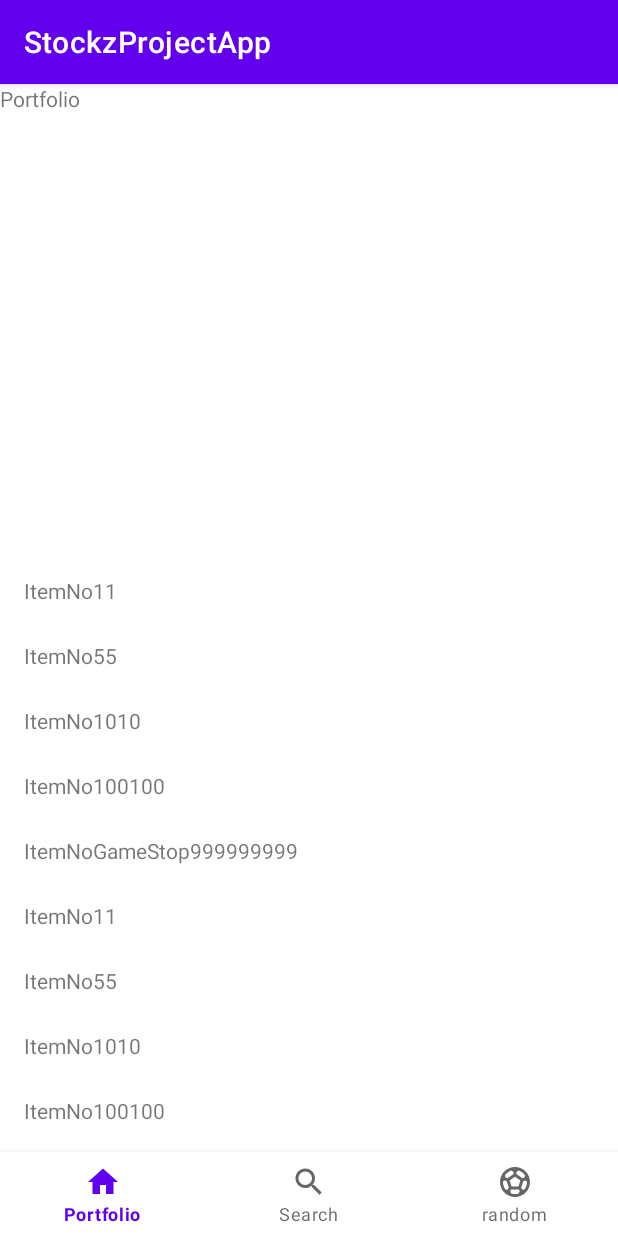
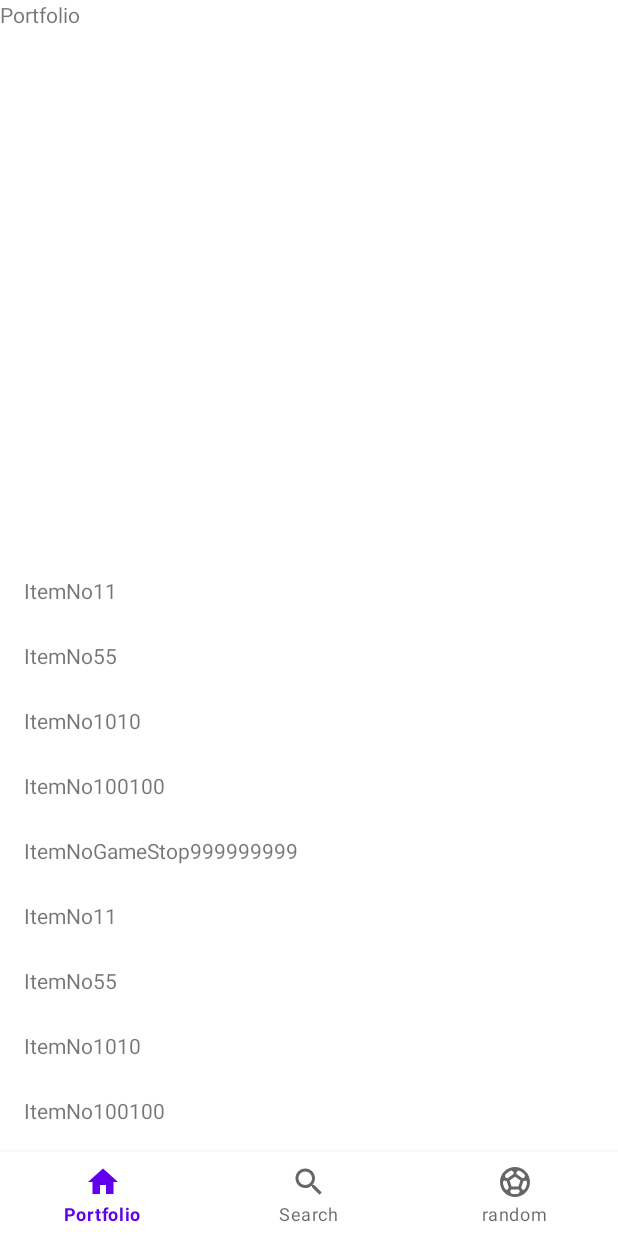
Before and after one commit to nicobah/StockzProject, an Android app: the screen it shows after launch (MainActivity), on a phone screen of 412 x 824 dp. Run offline under Robolectric (Android 15) with nearby library versions, the phone set to English and light mode, and no system bars; our stand-ins replace data binding.

Commit message:
removed actionbar and fixed binding in adapter

```diff
--- a/StockzProjectApp/app/src/main/java/com/example/stockzprojectapp/MarketAdapter.kt
+++ b/StockzProjectApp/app/src/main/java/com/example/stockzprojectapp/MarketAdapter.kt
@@ -6,15 +6,12 @@ import android.view.ViewGroup
 import android.widget.TextView
 import androidx.databinding.DataBindingUtil
 import androidx.recyclerview.widget.RecyclerView
+import com.example.stockzprojectapp.databinding.MarketRvItemBinding
 
 class MarketAdapter(private val marketList: List<DummyItem>) : RecyclerView.Adapter<MarketAdapter.ViewHolder>() {
 
     override fun onCreateViewHolder(parent: ViewGroup, viewType: Int): ViewHolder {
-        val itemView = LayoutInflater.from(parent.context).inflate(
-            R.layout.market_rv_item,
-            parent, false
-        )
-        return ViewHolder(itemView)
+        return ViewHolder(MarketRvItemBinding.inflate(LayoutInflater.from(parent.context), parent, false))
     }
 
     override fun onBindViewHolder(holder: ViewHolder, position: Int) {
@@ -25,9 +22,9 @@ class MarketAdapter(private val marketList: List<DummyItem>) : RecyclerView.Adap
 
     override fun getItemCount() = marketList.size
 
-    inner class ViewHolder(itemView: View) : RecyclerView.ViewHolder(itemView),  View.OnClickListener{
-        val marketText: TextView = itemView.findViewById(R.id.market_item_name)
-        val marketValue: TextView = itemView.findViewById(R.id.market_item_value)
+    inner class ViewHolder(private val binding: MarketRvItemBinding) : RecyclerView.ViewHolder(binding.root),  View.OnClickListener{
+        val marketText: TextView = binding.marketItemName
+        val marketValue: TextView = binding.marketItemValue
 
         init {
             itemView.setOnClickListener(this)
--- a/StockzProjectApp/app/src/main/res/values/themes.xml
+++ b/StockzProjectApp/app/src/main/res/values/themes.xml
@@ -1,6 +1,6 @@
 <resources xmlns:tools="http://schemas.android.com/tools">
     <!-- Base application theme. -->
-    <style name="Theme.StockzProjectApp" parent="Theme.MaterialComponents.DayNight.DarkActionBar">
+    <style name="Theme.StockzProjectApp" parent="Theme.MaterialComponents.DayNight.NoActionBar">
         <!-- Primary brand color. -->
         <item name="colorPrimary">@color/purple_500</item>
         <item name="colorPrimaryVariant">@color/purple_700</item>
```
